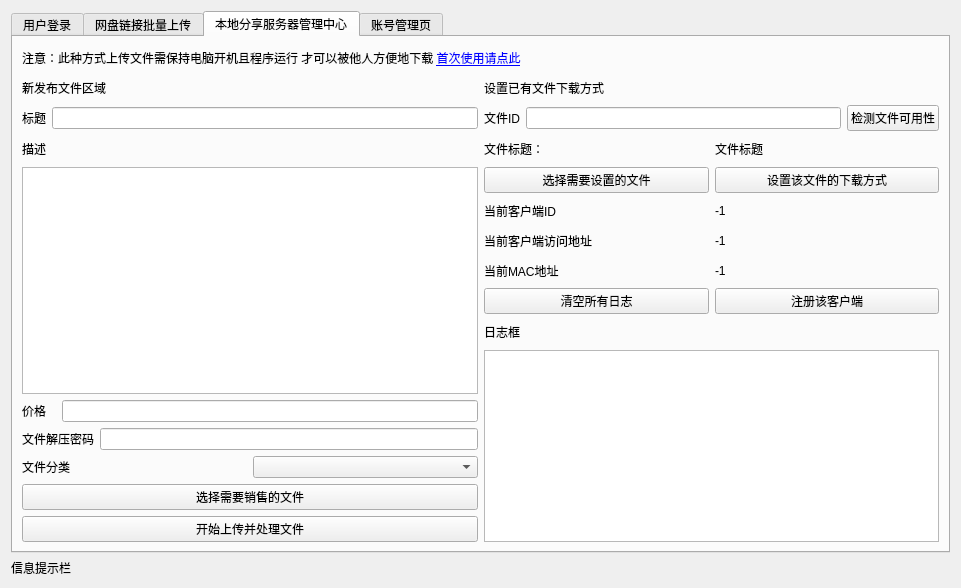
Old version of the form client.ui in the repository Firesuiry/jdmm-client.
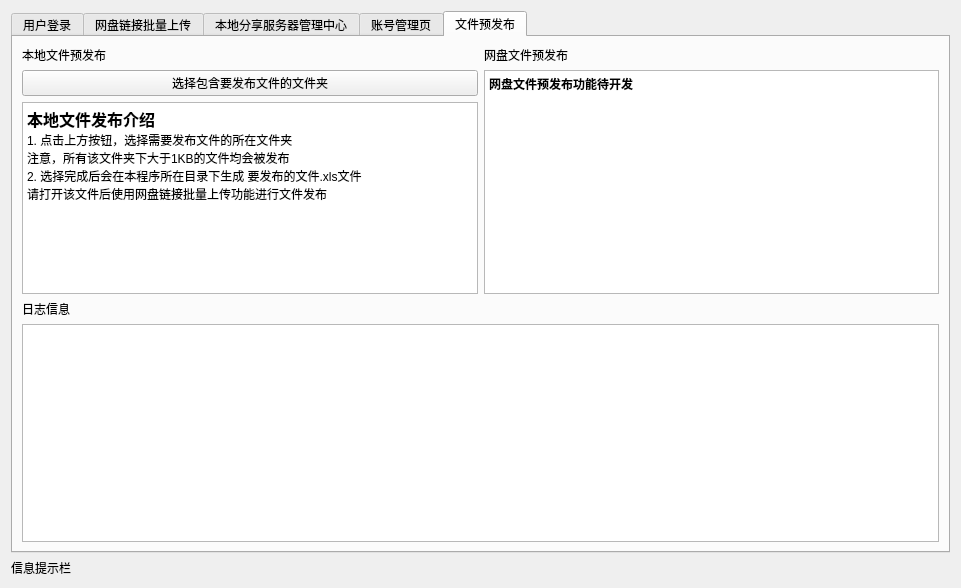
New version of the form.

Commit message: 更新预发布功能 Signed-off-by: firesuiry-bangongshi <4690734@qq.com>

```diff
--- a/client.ui
+++ b/client.ui
@@ -14,17 +14,10 @@
    <string>简单麦麦客户端-www.jiandanmaimai.cn</string>
   </property>
   <layout class="QGridLayout" name="gridLayout_7">
-   <item row="2" column="0">
-    <widget class="QLabel" name="message_label">
-     <property name="text">
-      <string>信息提示栏</string>
-     </property>
-    </widget>
-   </item>
    <item row="1" column="0">
     <widget class="QTabWidget" name="mainTab">
      <property name="currentIndex">
-      <number>2</number>
+      <number>4</number>
      </property>
      <widget class="QWidget" name="loginTab">
       <attribute name="title">
@@ -577,6 +570,89 @@
        </layout>
       </widget>
      </widget>
+     <widget class="QWidget" name="prepubTab">
+      <attribute name="title">
+       <string>文件预发布</string>
+      </attribute>
+      <layout class="QGridLayout" name="gridLayout_4">
+       <item row="0" column="0">
+        <layout class="QVBoxLayout" name="verticalLayout_4">
+         <item>
+          <widget class="QLabel" name="label_3">
+           <property name="text">
+            <string>本地文件预发布</string>
+           </property>
+          </widget>
+         </item>
+         <item>
+          <widget class="QPushButton" name="select_prepub_file_btn">
+           <property name="text">
+            <string>选择包含要发布文件的文件夹</string>
+           </property>
+          </widget>
+         </item>
+         <item>
+          <widget class="QTextBrowser" name="textBrowser">
+           <property name="html">
+            <string>&lt;!DOCTYPE HTML PUBLIC &quot;-//W3C//DTD HTML 4.0//EN&quot; &quot;http://www.w3.org/TR/REC-html40/strict.dtd&quot;&gt;
+&lt;html&gt;&lt;head&gt;&lt;meta name=&quot;qrichtext&quot; content=&quot;1&quot; /&gt;&lt;style type=&quot;text/css&quot;&gt;
+p, li { white-space: pre-wrap; }
+&lt;/style&gt;&lt;/head&gt;&lt;body style=&quot; font-family:'SimSun'; font-size:9pt; font-weight:400; font-style:normal;&quot;&gt;
+&lt;p style=&quot; margin-top:0px; margin-bottom:0px; margin-left:0px; margin-right:0px; -qt-block-indent:0; text-indent:0px;&quot;&gt;&lt;span style=&quot; font-size:12pt; font-weight:600;&quot;&gt;本地文件发布介绍&lt;/span&gt;&lt;/p&gt;
+&lt;p style=&quot; margin-top:0px; margin-bottom:0px; margin-left:0px; margin-right:0px; -qt-block-indent:0; text-indent:0px;&quot;&gt;1. 点击上方按钮，选择需要发布文件的所在文件夹&lt;/p&gt;
+&lt;p style=&quot; margin-top:0px; margin-bottom:0px; margin-left:0px; margin-right:0px; -qt-block-indent:0; text-indent:0px;&quot;&gt;注意，所有该文件夹下大于1KB的文件均会被发布&lt;/p&gt;
+&lt;p style=&quot; margin-top:0px; margin-bottom:0px; margin-left:0px; margin-right:0px; -qt-block-indent:0; text-indent:0px;&quot;&gt;2. 选择完成后会在本程序所在目录下生成 要发布的文件.xls文件&lt;/p&gt;
+&lt;p style=&quot; margin-top:0px; margin-bottom:0px; margin-left:0px; margin-right:0px; -qt-block-indent:0; text-indent:0px;&quot;&gt;请打开该文件后使用网盘链接批量上传功能进行文件发布&lt;/p&gt;&lt;/body&gt;&lt;/html&gt;</string>
+           </property>
+          </widget>
+         </item>
+        </layout>
+       </item>
+       <item row="0" column="1">
+        <layout class="QVBoxLayout" name="verticalLayout_5">
+         <item>
+          <widget class="QLabel" name="label_5">
+           <property name="text">
+            <string>网盘文件预发布</string>
+           </property>
+          </widget>
+         </item>
+         <item>
+          <widget class="QTextBrowser" name="textBrowser_2">
+           <property name="html">
+            <string>&lt;!DOCTYPE HTML PUBLIC &quot;-//W3C//DTD HTML 4.0//EN&quot; &quot;http://www.w3.org/TR/REC-html40/strict.dtd&quot;&gt;
+&lt;html&gt;&lt;head&gt;&lt;meta name=&quot;qrichtext&quot; content=&quot;1&quot; /&gt;&lt;style type=&quot;text/css&quot;&gt;
+p, li { white-space: pre-wrap; }
+&lt;/style&gt;&lt;/head&gt;&lt;body style=&quot; font-family:'SimSun'; font-size:9pt; font-weight:400; font-style:normal;&quot;&gt;
+&lt;p style=&quot; margin-top:0px; margin-bottom:0px; margin-left:0px; margin-right:0px; -qt-block-indent:0; text-indent:0px;&quot;&gt;&lt;span style=&quot; font-weight:600;&quot;&gt;网盘文件预发布功能待开发&lt;/span&gt;&lt;/p&gt;&lt;/body&gt;&lt;/html&gt;</string>
+           </property>
+          </widget>
+         </item>
+        </layout>
+       </item>
+       <item row="1" column="0" colspan="2">
+        <layout class="QVBoxLayout" name="verticalLayout_3">
+         <item>
+          <widget class="QLabel" name="label_34">
+           <property name="text">
+            <string>日志信息</string>
+           </property>
+          </widget>
+         </item>
+         <item>
+          <widget class="QTextBrowser" name="prepub_text"/>
+         </item>
+        </layout>
+       </item>
+      </layout>
+     </widget>
+    </widget>
+   </item>
+   <item row="2" column="0">
+    <widget class="QLabel" name="message_label">
+     <property name="text">
+      <string>信息提示栏</string>
+     </property>
     </widget>
    </item>
   </layout>
```
The commit also changes 7 other files.
